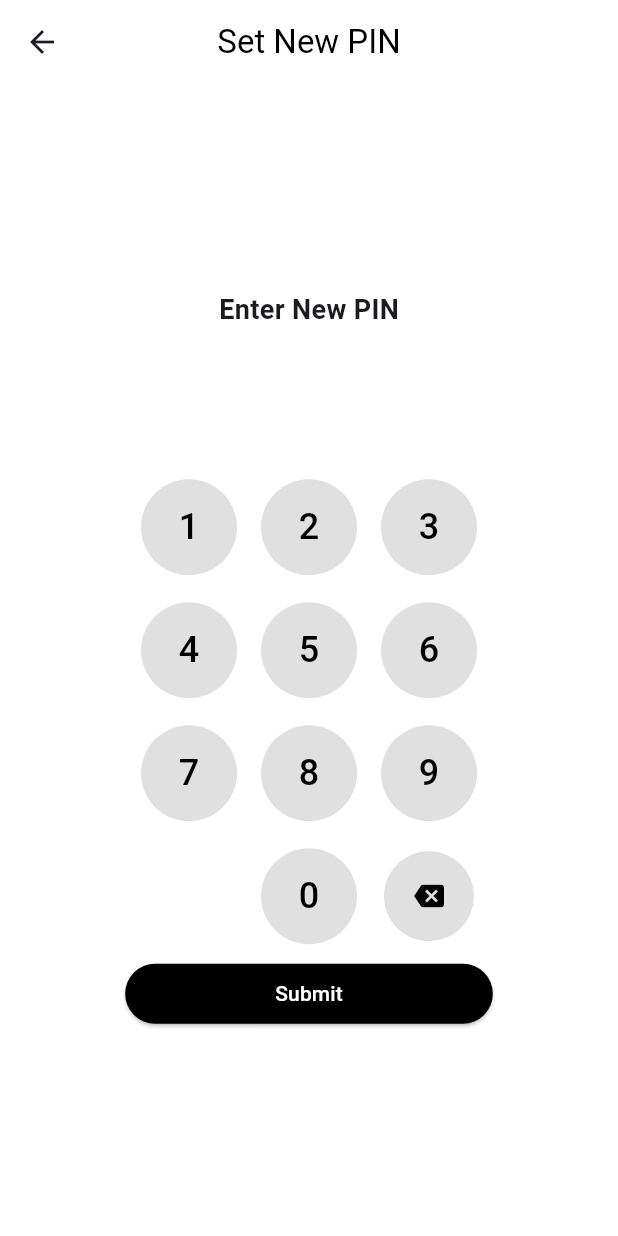
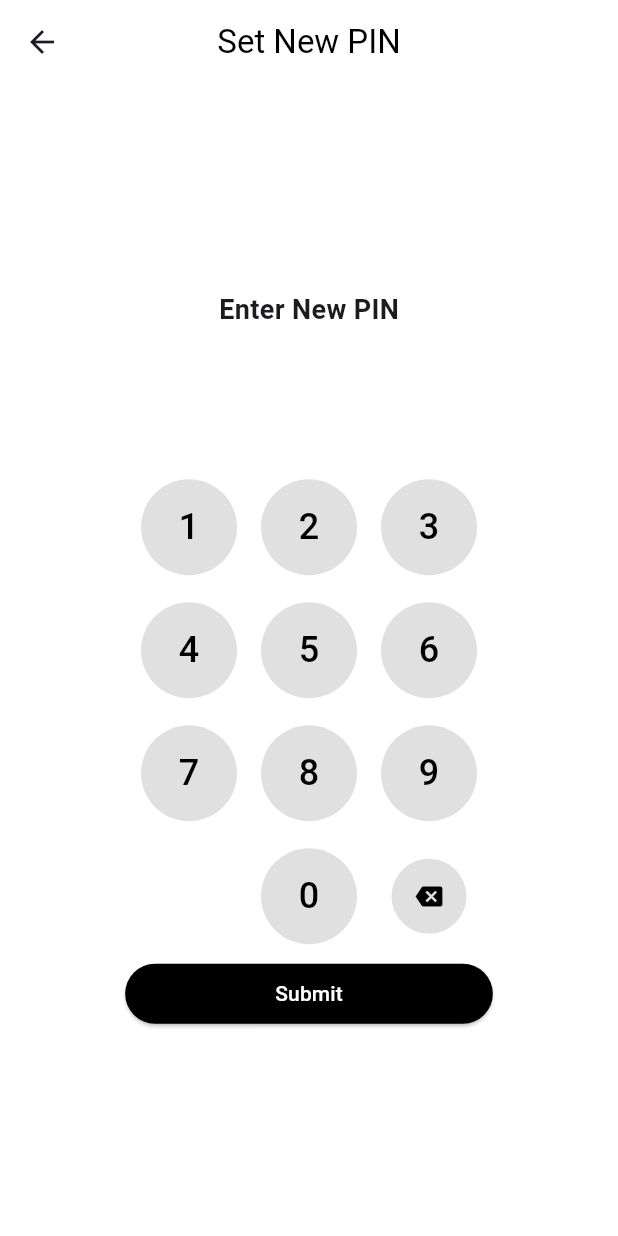
Before and after one commit to leo140803/final-exam-ambw, a Flutter app: the PinSettingsScreen screen opened by its route, after a tap on "Submit", on a phone screen of 412 x 824 dp. Run offline on Flutter 3.47's test engine with Material 3 defaults, Android fonts, the light colour scheme and no system bars; our stand-ins replace hive, hive_flutter; accounts and stored records are empty.

Commit message:
doc: setting

```diff
--- a/lib/setting.dart
+++ b/lib/setting.dart
@@ -1,5 +1,6 @@
 import 'package:flutter/material.dart';
 import 'package:hive/hive.dart';
+
 
 class PinSettingsScreen extends StatefulWidget {
   @override
@@ -7,20 +8,22 @@ class PinSettingsScreen extends StatefulWidget {
 }
 
 class _PinSettingsScreenState extends State<PinSettingsScreen> {
-  String enteredPin = "";
-  String? newPin;
-  bool isConfirming = false;
-  bool isOldPinCorrect = false;
+  String enteredPin = ""; // Holds the currently entered PIN
+  String? newPin; // Holds the new PIN to be set
+  bool isConfirming = false; // Flag to check if in confirmation mode
+  bool isOldPinCorrect =
+      false; // Flag to check if the entered old PIN is correct
 
   void _addPinNumber(String number) {
     if (enteredPin.length < 4) {
+      // Limit the PIN length to 4 digits
       setState(() {
         enteredPin += number;
       });
-      print("Current PIN Entry: $enteredPin");
     }
   }
 
+  // Function to delete the last entered digit
   void _deleteLastEntry() {
     if (enteredPin.isNotEmpty) {
       setState(() {
@@ -29,6 +32,7 @@ class _PinSettingsScreenState extends State<PinSettingsScreen> {
     }
   }
 
+  // Function to verify the old PIN against stored value
   void _verifyOldPin() {
     var box = Hive.box('settings');
     String currentPin = box.get('pin', defaultValue: '');
@@ -42,22 +46,20 @@ class _PinSettingsScreenState extends State<PinSettingsScreen> {
       ScaffoldMessenger.of(context)
           .showSnackBar(SnackBar(content: Text("Incorrect old PIN")));
       setState(() {
-        enteredPin = ""; // Ensure we reset this for re-entry
+        enteredPin = ""; // Reset the entered PIN for another attempt
       });
     }
   }
 
+  // Function to set or confirm the new PIN
   void _setNewPin() {
     if (newPin == null) {
-      setState(() {
-        newPin = enteredPin;
-        enteredPin = "";
-        isConfirming = true;
-      });
-
+      newPin = enteredPin;
+      enteredPin = "";
+      isConfirming = true;
       print("New PIN set, please confirm.");
     } else if (newPin == enteredPin) {
-      Hive.box('settings').put('pin', enteredPin);
+      Hive.box('settings').put('pin', enteredPin); // Update the stored PIN
       Navigator.pop(context);
       ScaffoldMessenger.of(context)
           .showSnackBar(SnackBar(content: Text("PIN changed successfully")));
@@ -66,21 +68,21 @@ class _PinSettingsScreenState extends State<PinSettingsScreen> {
           SnackBar(content: Text("PINs do not match, try again")));
       setState(() {
         enteredPin = "";
-        isConfirming = true;
+        isConfirming = false; // Reset confirmation status
       });
     }
   }
 
+  // Function to handle the submission based on current state
   void _submitPin() {
     if (!isOldPinCorrect) {
       _verifyOldPin();
-    } else if (!isConfirming) {
-      _setNewPin();
     } else {
       _setNewPin();
     }
   }
 
+  // Helper function to build a numeric button for the PIN
   Widget _buildPinNumberButton(String number) {
     return Padding(
       padding: const EdgeInsets.all(8.0),
@@ -97,6 +99,7 @@ class _PinSettingsScreenState extends State<PinSettingsScreen> {
     );
   }
 
+  // Helper function to build the backspace button
   Widget _buildBackspaceButton() {
     return Padding(
       padding: const EdgeInsets.all(8.0),
@@ -165,24 +168,11 @@ class _PinSettingsScreenState extends State<PinSettingsScreen> {
                       style: TextButton.styleFrom(
                           shape: CircleBorder(),
                           backgroundColor: Colors.white,
-                          minimumSize:
-                              Size(60, 60) // Adjust the size as necessary
-                          ),
+                          minimumSize: Size(60, 60)),
                     ),
                   ),
                   _buildPinNumberButton("0"),
-                  Padding(
-                    padding: const EdgeInsets.all(10.0),
-                    child: TextButton(
-                      onPressed: _deleteLastEntry,
-                      child:
-                          Icon(Icons.backspace, size: 20, color: Colors.black),
-                      style: TextButton.styleFrom(
-                          shape: CircleBorder(),
-                          backgroundColor: Colors.grey[300],
-                          minimumSize: Size(60, 60)),
-                    ),
-                  )
+                  _buildBackspaceButton(),
                 ],
               ),
               ElevatedButton(
```
